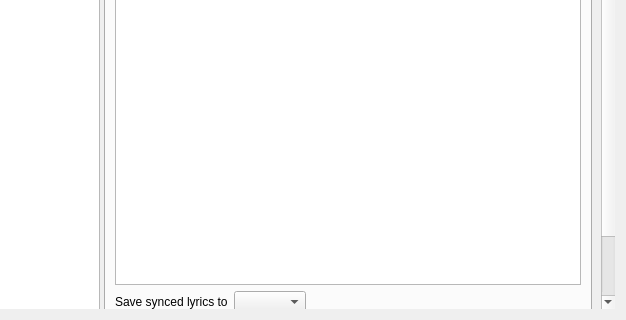
Before: the Qt Designer form src/tageditor/tageditor.ui in strawberrymusicplayer/strawberry, drawn with Qt 5; both pictures show x 187 to 813 and y 610 to 930 of the 813 by 930 pixel window.
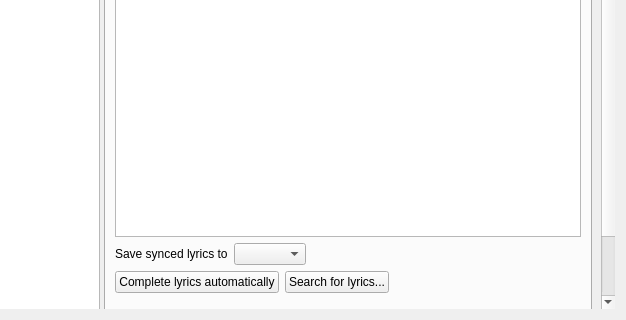
After: the same form once the commit is applied. The open tabs and pages were chosen to show the change. Icons and pictures are not drawn. Custom widgets are drawn as their Qt base class.

Commit message:
Add lyrics search, and completing lyrics for multiple songs
[skip ci]

Patch:
```diff
--- a/src/tageditor/tageditor.ui
+++ b/src/tageditor/tageditor.ui
@@ -1455,6 +1455,50 @@
               </item>
              </layout>
             </item>
+            <item>
+             <layout class="QHBoxLayout" name="layout_search_synced_lyrics">
+              <item>
+               <widget class="QPushButton" name="fetch_synced_lyrics">
+                <property name="toolTip">
+                 <string>Use the best synchronized lyrics found for each selected song</string>
+                </property>
+                <property name="text">
+                 <string>Complete lyrics automatically</string>
+                </property>
+               </widget>
+              </item>
+              <item>
+               <widget class="QPushButton" name="search_synced_lyrics">
+                <property name="toolTip">
+                 <string>Search all lyrics providers and choose the synchronized lyrics to use</string>
+                </property>
+                <property name="text">
+                 <string>Search for lyrics...</string>
+                </property>
+               </widget>
+              </item>
+              <item>
+               <spacer name="spacer_search_synced_lyrics">
+                <property name="orientation">
+                 <enum>Qt::Horizontal</enum>
+                </property>
+                <property name="sizeHint" stdset="0">
+                 <size>
+                  <width>0</width>
+                  <height>0</height>
+                 </size>
+                </property>
+               </spacer>
+              </item>
+             </layout>
+            </item>
+            <item>
+             <widget class="QLabel" name="synced_lyrics_fetch_status">
+              <property name="text">
+               <string/>
+              </property>
+             </widget>
+            </item>
             <item>
              <widget class="QLabel" name="label_synced_lyrics">
               <property name="enabled">
```
Left out of the diff: 43 changed lines with no effect on the pictures. The commit also changes 22 other files.
